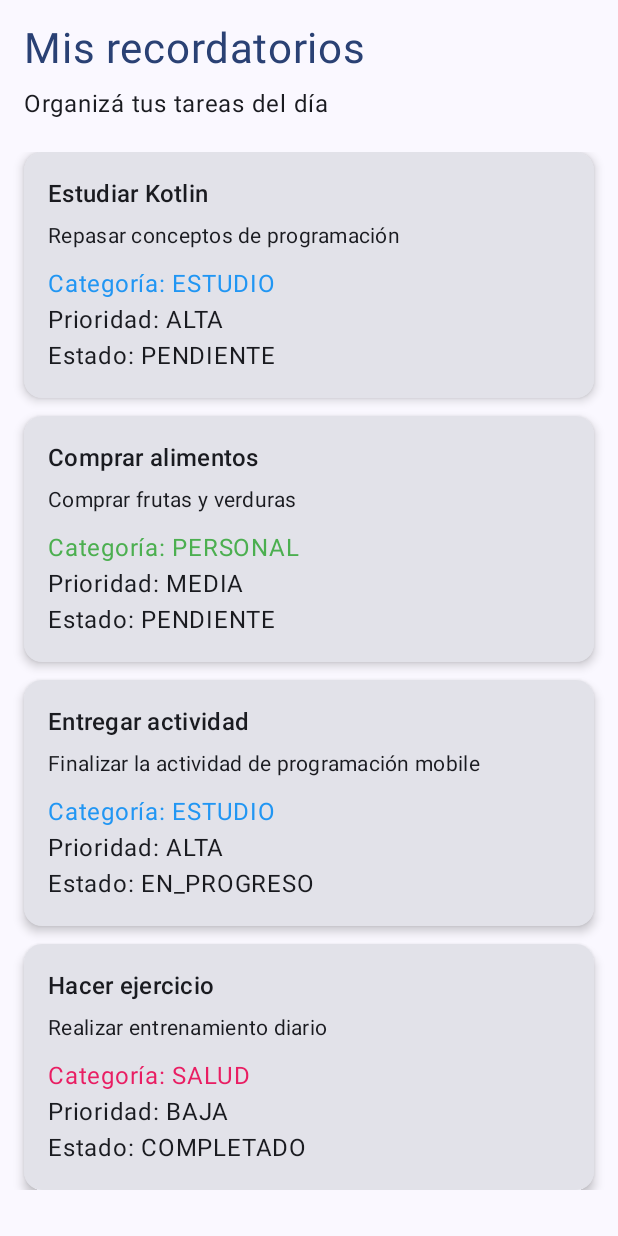
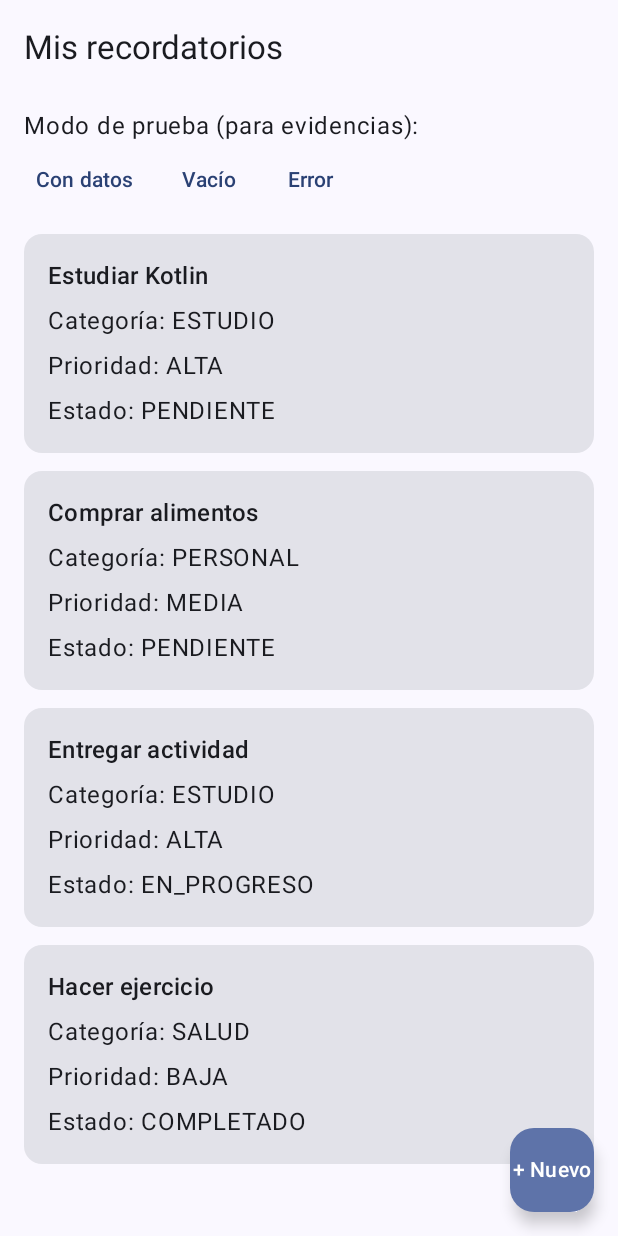
Before and after one commit to augustosantino252-bot/RecordatoriosApp, an Android app built with Jetpack Compose: the screen it shows after launch (MainActivity), on a phone screen of 412 x 824 dp. Run offline under Robolectric (Android 15) with nearby library versions, the phone set to English and light mode, and no system bars.

Commit message:
feat: completar actividad 2 programacion mobile

```diff
--- a/app/src/main/java/com/example/recordatoriosapp/MainActivity.kt
+++ b/app/src/main/java/com/example/recordatoriosapp/MainActivity.kt
@@ -1,111 +1,107 @@
-
 package com.example.recordatoriosapp
 
 import android.os.Bundle
 import androidx.activity.ComponentActivity
 import androidx.activity.compose.setContent
-import androidx.compose.foundation.background
-import androidx.compose.foundation.layout.*
-import androidx.compose.foundation.lazy.LazyColumn
-import androidx.compose.foundation.lazy.items
-import androidx.compose.foundation.shape.RoundedCornerShape
-import androidx.compose.material3.*
 import androidx.compose.runtime.Composable
-import androidx.compose.ui.Modifier
-import androidx.compose.ui.graphics.Color
-import androidx.compose.ui.unit.dp
-import androidx.compose.ui.unit.sp
-import com.example.recordatoriosapp.model.*
+import androidx.compose.runtime.LaunchedEffect
+import androidx.compose.runtime.remember
+import androidx.lifecycle.compose.collectAsStateWithLifecycle
+import androidx.lifecycle.viewmodel.compose.viewModel
+import androidx.lifecycle.viewmodel.initializer
+import androidx.lifecycle.viewmodel.viewModelFactory
+import androidx.navigation.NavType
+import androidx.navigation.compose.NavHost
+import androidx.navigation.compose.composable
+import androidx.navigation.compose.rememberNavController
+import androidx.navigation.navArgument
+import com.example.recordatoriosapp.presentation.CrearRecordatorioViewModel
+import com.example.recordatoriosapp.presentation.DetalleRecordatorioViewModel
+import com.example.recordatoriosapp.presentation.RecordatoriosViewModel
+import com.example.recordatoriosapp.presentation.screens.CrearRecordatorioScreen
+import com.example.recordatoriosapp.presentation.screens.DetalleScreen
+import com.example.recordatoriosapp.presentation.screens.ListadoScreen
+import com.example.recordatoriosapp.repository.InMemoryRecordatorioRepository
+import com.example.recordatoriosapp.repository.ModoDemostracion
 import com.example.recordatoriosapp.ui.theme.RecordatoriosAppTheme
 
 class MainActivity : ComponentActivity() {
     override fun onCreate(savedInstanceState: Bundle?) {
         super.onCreate(savedInstanceState)
         setContent {
-            RecordatoriosAppTheme {
-                PantallaRecordatorios()
-            }
+            RecordatoriosAppTheme { RecordatoriosAppNavegacion() }
         }
     }
 }
 
 @Composable
-fun PantallaRecordatorios() {
-    Scaffold(
-        modifier = Modifier.fillMaxSize()
-    ) { padding ->
-        Column(
-            modifier = Modifier
-                .fillMaxSize()
-                .padding(padding)
-                .padding(16.dp)
-        ) {
-            Text(
-                text = "Mis recordatorios",
-                fontSize = 28.sp,
-                color = MaterialTheme.colorScheme.primary
+private fun RecordatoriosAppNavegacion() {
+    val navController = rememberNavController()
+    val repository = remember { InMemoryRecordatorioRepository() }
+    val listadoViewModel: RecordatoriosViewModel = viewModel(
+        factory = viewModelFactory { initializer { RecordatoriosViewModel(repository) } }
+    )
+    NavHost(navController = navController, startDestination = "listado") {
+        composable("listado") {
+            val estado = listadoViewModel.uiState.collectAsStateWithLifecycle().value
+            ListadoScreen(
+                uiState = estado,
+                onCrearRecordatorio = { navController.navigate("crear") },
+                onRecordatorioClick = { id -> navController.navigate("detalle/$id") },
+                onReintentar = {
+                    repository.modoDemostracion = ModoDemostracion.NORMAL
+                    listadoViewModel.reintentar()
+                },
+                onSimularVacio = {
+                    repository.modoDemostracion = ModoDemostracion.VACIO
+                    listadoViewModel.cargarRecordatorios()
+                },
+                onSimularError = {
+                    repository.modoDemostracion = ModoDemostracion.ERROR
+                    listadoViewModel.cargarRecordatorios()
+                },
+                onRestaurarDatos = {
+                    repository.modoDemostracion = ModoDemostracion.NORMAL
+                    listadoViewModel.cargarRecordatorios()
+                }
             )
-
-            Spacer(modifier = Modifier.height(8.dp))
-
-            Text(
-                text = "Organizá tus tareas del día",
-                fontSize = 16.sp
+        }
+        composable("crear") {
+            val crearViewModel: CrearRecordatorioViewModel = viewModel(
+                factory = viewModelFactory { initializer { CrearRecordatorioViewModel(repository) } }
             )
-
-            Spacer(modifier = Modifier.height(20.dp))
-
-            LazyColumn(
-                verticalArrangement = Arrangement.spacedBy(12.dp)
-            ) {
-                items(DatosRecordatorios.recordatorios) { recordatorio ->
-                    TarjetaRecordatorio(recordatorio)
+            val estado = crearViewModel.uiState.collectAsStateWithLifecycle().value
+            LaunchedEffect(estado.guardadoExitoso) {
+                if (estado.guardadoExitoso) {
+                    repository.modoDemostracion = ModoDemostracion.NORMAL
+                    listadoViewModel.cargarRecordatorios()
+                    navController.popBackStack()
                 }
             }
+            CrearRecordatorioScreen(
+                uiState = estado,
+                onTituloChange = crearViewModel::cambiarTitulo,
+                onDescripcionChange = crearViewModel::cambiarDescripcion,
+                onCategoriaChange = crearViewModel::cambiarCategoria,
+                onPrioridadChange = crearViewModel::cambiarPrioridad,
+                onGuardar = crearViewModel::guardar,
+                onCancelar = { navController.popBackStack() }
+            )
         }
-    }
-}
-
-@Composable
-fun TarjetaRecordatorio(recordatorio: Recordatorio) {
-    val colorCategoria = Color(
-        DatosRecordatorios.coloresCategorias[recordatorio.categoria]
-            ?: 0xFF9E9E9E
-    )
-
-    Card(
-        modifier = Modifier.fillMaxWidth(),
-        shape = RoundedCornerShape(12.dp),
-        elevation = CardDefaults.cardElevation(defaultElevation = 4.dp)
-    ) {
-        Column(
-            modifier = Modifier.padding(16.dp)
-        ) {
-            Text(
-                text = recordatorio.titulo,
-                style = MaterialTheme.typography.titleMedium
+        composable(
+            route = "detalle/{id}",
+            arguments = listOf(navArgument("id") { type = NavType.IntType })
+        ) { entrada ->
+            val id = entrada.arguments?.getInt("id") ?: -1
+            val detalleViewModel: DetalleRecordatorioViewModel = viewModel(
+                factory = viewModelFactory { initializer { DetalleRecordatorioViewModel(repository) } }
             )
-
-            Spacer(modifier = Modifier.height(6.dp))
-
-            Text(
-                text = recordatorio.descripcion,
-                style = MaterialTheme.typography.bodyMedium
-            )
-
-            Spacer(modifier = Modifier.height(10.dp))
-
-            Text(
-                text = "Categoría: ${recordatorio.categoria}",
-                color = colorCategoria
-            )
-
-            Text(
-                text = "Prioridad: ${recordatorio.prioridad}"
-            )
-
-            Text(
-                text = "Estado: ${recordatorio.estado}"
+            val estado = detalleViewModel.uiState.collectAsStateWithLifecycle().value
+            LaunchedEffect(id) { detalleViewModel.cargar(id) }
+            DetalleScreen(
+                uiState = estado,
+                onVolver = { navController.popBackStack() },
+                onReintentar = { detalleViewModel.cargar(id) }
             )
         }
     }
--- a/app/src/main/java/com/example/recordatoriosapp/model/DatosRecordatorios.kt
+++ b/app/src/main/java/com/example/recordatoriosapp/model/DatosRecordatorios.kt
@@ -1,65 +1,20 @@
-
 package com.example.recordatoriosapp.model
 
 object DatosRecordatorios {
-
     val recordatorios = listOf(
-        Recordatorio(
-            1,
-            "Estudiar Kotlin",
-            "Repasar conceptos de programación",
-            Categoria.ESTUDIO,
-            Prioridad.ALTA,
-            Estado.PENDIENTE
-        ),
-        Recordatorio(
-            2,
-            "Comprar alimentos",
-            "Comprar frutas y verduras",
-            Categoria.PERSONAL,
-            Prioridad.MEDIA,
-            Estado.PENDIENTE
-        ),
-        Recordatorio(
-            3,
-            "Entregar actividad",
-            "Finalizar la actividad de programación mobile",
-            Categoria.ESTUDIO,
-            Prioridad.ALTA,
-            Estado.EN_PROGRESO
-        ),
-        Recordatorio(
-            4,
-            "Hacer ejercicio",
-            "Realizar entrenamiento diario",
-            Categoria.SALUD,
-            Prioridad.BAJA,
-            Estado.COMPLETADO
-        )
+        Recordatorio(1, "Estudiar Kotlin", "Repasar conceptos de programación", Categoria.ESTUDIO, Prioridad.ALTA, Estado.PENDIENTE),
+        Recordatorio(2, "Comprar alimentos", "Comprar frutas y verduras", Categoria.PERSONAL, Prioridad.MEDIA, Estado.PENDIENTE),
+        Recordatorio(3, "Entregar actividad", "Finalizar la actividad de programación mobile", Categoria.ESTUDIO, Prioridad.ALTA, Estado.EN_PROGRESO),
+        Recordatorio(4, "Hacer ejercicio", "Realizar entrenamiento diario", Categoria.SALUD, Prioridad.BAJA, Estado.COMPLETADO)
     )
-
-    // Set: obtiene categorías sin repetir
-    val categorias: Set<Categoria> =
-        recordatorios.map { it.categoria }.toSet()
-
-    // Map: asocia cada categoría con un color
+    val categorias: Set<Categoria> = recordatorios.map { it.categoria }.toSet()
     val coloresCategorias: Map<Categoria, Long> = mapOf(
         Categoria.ESTUDIO to 0xFF2196F3,
         Categoria.TRABAJO to 0xFFFF9800,
         Categoria.PERSONAL to 0xFF4CAF50,
         Categoria.SALUD to 0xFFE91E63
     )
-
-    // Agrupa los recordatorios por categoría
     val agrupados = recordatorios.groupBy { it.categoria }
-
-    // Filtra recordatorios pendientes
-    val pendientes = recordatorios.filter {
-        it.estado == Estado.PENDIENTE
-    }
-
-    // Filtra recordatorios de prioridad alta
-    val prioridadAlta = recordatorios.filter {
-        it.prioridad == Prioridad.ALTA
-    }
+    val pendientes = recordatorios.filter { it.estado == Estado.PENDIENTE }
+    val prioridadAlta = recordatorios.filter { it.prioridad == Prioridad.ALTA }
 }
--- /dev/null
+++ b/app/src/main/java/com/example/recordatoriosapp/presentation/RecordatoriosUiState.kt
@@ -0,0 +1,10 @@
+package com.example.recordatoriosapp.presentation
+
+import com.example.recordatoriosapp.model.Recordatorio
+
+sealed interface RecordatoriosUiState {
+    data object Cargando : RecordatoriosUiState
+    data object Vacio : RecordatoriosUiState
+    data class ConDatos(val recordatorios: List<Recordatorio>) : RecordatoriosUiState
+    data class Error(val mensaje: String) : RecordatoriosUiState
+}
--- /dev/null
+++ b/app/src/main/java/com/example/recordatoriosapp/presentation/RecordatoriosViewModel.kt
@@ -0,0 +1,32 @@
+package com.example.recordatoriosapp.presentation
+
+import androidx.lifecycle.ViewModel
+import androidx.lifecycle.viewModelScope
+import com.example.recordatoriosapp.repository.RecordatorioRepository
+import kotlinx.coroutines.CancellationException
+import kotlinx.coroutines.flow.MutableStateFlow
+import kotlinx.coroutines.flow.StateFlow
+import kotlinx.coroutines.launch
+
+class RecordatoriosViewModel(private val repository: RecordatorioRepository) : ViewModel() {
+    private val _uiState = MutableStateFlow<RecordatoriosUiState>(RecordatoriosUiState.Cargando)
+    val uiState: StateFlow<RecordatoriosUiState> = _uiState
+
+    init { cargarRecordatorios() }
+
+    fun cargarRecordatorios() {
+        viewModelScope.launch {
+            _uiState.value = RecordatoriosUiState.Cargando
+            try {
+                val items = repository.obtenerTodos()
+                _uiState.value = if (items.isEmpty()) RecordatoriosUiState.Vacio else RecordatoriosUiState.ConDatos(items)
+            } catch (e: CancellationException) {
+                throw e
+            } catch (e: Exception) {
+                _uiState.value = RecordatoriosUiState.Error(e.message ?: "No se pudieron cargar los recordatorios")
+            }
+        }
+    }
+
+    fun reintentar() = cargarRecordatorios()
+}
--- /dev/null
+++ b/app/src/main/java/com/example/recordatoriosapp/presentation/screens/ListadoScreen.kt
@@ -0,0 +1,104 @@
+package com.example.recordatoriosapp.presentation.screens
+
+import androidx.compose.foundation.clickable
+import androidx.compose.foundation.horizontalScroll
+import androidx.compose.foundation.rememberScrollState
+import androidx.compose.foundation.layout.*
+import androidx.compose.foundation.lazy.LazyColumn
+import androidx.compose.foundation.lazy.items
+import androidx.compose.material3.*
+import androidx.compose.runtime.Composable
+import androidx.compose.ui.Alignment
+import androidx.compose.ui.Modifier
+import androidx.compose.ui.unit.dp
+import com.example.recordatoriosapp.model.Recordatorio
+import com.example.recordatoriosapp.presentation.RecordatoriosUiState
+
+@OptIn(ExperimentalMaterial3Api::class)
+@Composable
+fun ListadoScreen(
+    uiState: RecordatoriosUiState,
+    onCrearRecordatorio: () -> Unit,
+    onRecordatorioClick: (Int) -> Unit,
+    onReintentar: () -> Unit,
+    onSimularVacio: () -> Unit,
+    onSimularError: () -> Unit,
+    onRestaurarDatos: () -> Unit,
+    modifier: Modifier = Modifier
+) {
+    Scaffold(
+        modifier = modifier,
+        topBar = { TopAppBar(title = { Text("Mis recordatorios") }) },
+        floatingActionButton = {
+            FloatingActionButton(onClick = onCrearRecordatorio) { Text("+ Nuevo") }
+        }
+    ) { innerPadding ->
+        Column(modifier = Modifier.fillMaxSize().padding(innerPadding)) {
+            Text("Modo de prueba (para evidencias):", modifier = Modifier.padding(start = 16.dp, top = 8.dp))
+            Row(
+                modifier = Modifier.fillMaxWidth().horizontalScroll(rememberScrollState()).padding(horizontal = 12.dp),
+                horizontalArrangement = Arrangement.spacedBy(8.dp)
+            ) {
+                TextButton(onClick = onRestaurarDatos) { Text("Con datos") }
+                TextButton(onClick = onSimularVacio) { Text("Vacío") }
+                TextButton(onClick = onSimularError) { Text("Error") }
+            }
+            when (uiState) {
+                RecordatoriosUiState.Cargando -> EstadoMensaje("Cargando recordatorios...", cargando = true)
+                RecordatoriosUiState.Vacio -> EstadoMensaje(
+                    "Todavía no existen recordatorios.",
+                    textoBoton = "Crear recordatorio", onAccion = onCrearRecordatorio
+                )
+                is RecordatoriosUiState.Error -> EstadoMensaje(
+                    uiState.mensaje, textoBoton = "Reintentar", onAccion = onReintentar
+                )
+                is RecordatoriosUiState.ConDatos -> LazyColumn(
+                    modifier = Modifier.fillMaxSize(),
+                    contentPadding = PaddingValues(start = 16.dp, end = 16.dp, top = 12.dp, bottom = 88.dp),
+                    verticalArrangement = Arrangement.spacedBy(12.dp)
+                ) {
+                    items(uiState.recordatorios, key = { it.id }) { recordatorio ->
+                        RecordatorioCard(recordatorio, onClick = { onRecordatorioClick(recordatorio.id) })
+                    }
+                }
+            }
+        }
+    }
+}
+
+@Composable
+fun RecordatorioCard(recordatorio: Recordatorio, onClick: () -> Unit, modifier: Modifier = Modifier) {
+    Card(modifier = modifier.fillMaxWidth().clickable(onClick = onClick)) {
+        Column(modifier = Modifier.padding(16.dp), verticalArrangement = Arrangement.spacedBy(6.dp)) {
+            Text(recordatorio.titulo, style = MaterialTheme.typography.titleMedium)
+            Text("Categoría: ${recordatorio.categoria}")
+            Text("Prioridad: ${recordatorio.prioridad}")
+            Text("Estado: ${recordatorio.estado}")
+        }
+    }
+}
+
+@Composable
+fun EstadoMensaje(
+    mensaje: String,
+    modifier: Modifier = Modifier,
+    textoBoton: String? = null,
+    onAccion: () -> Unit = {},
+    cargando: Boolean = false
+) {
+    Column(
+        modifier = modifier.fillMaxSize().padding(24.dp),
+        verticalArrangement = Arrangement.Center,
+        horizontalAlignment = Alignment.CenterHorizontally
+    ) {
+        if (cargando) {
+            CircularProgressIndicator()
+            Spacer(Modifier.height(16.dp))
+        }
+        Text(mensaje, style = MaterialTheme.typography.bodyLarge)
+        if (textoBoton != null) {
+            Spacer(Modifier.height(16.dp))
+            Button(onClick = onAccion) { Text(textoBoton) }
+        }
+    }
+}
--- /dev/null
+++ b/app/src/main/java/com/example/recordatoriosapp/repository/InMemoryRecordatorioRepository.kt
@@ -0,0 +1,36 @@
+package com.example.recordatoriosapp.repository
+
+import com.example.recordatoriosapp.model.DatosRecordatorios
+import com.example.recordatoriosapp.model.Recordatorio
+import kotlinx.coroutines.delay
+
+enum class ModoDemostracion { NORMAL, VACIO, ERROR }
+
+class InMemoryRecordatorioRepository : RecordatorioRepository {
+    private val recordatorios = DatosRecordatorios.recordatorios.toMutableList()
+    var modoDemostracion: ModoDemostracion = ModoDemostracion.NORMAL
+
+    override suspend fun obtenerTodos(): List<Recordatorio> {
+        delay(500)
+        return when (modoDemostracion) {
+            ModoDemostracion.NORMAL -> recordatorios.toList()
+            ModoDemostracion.VACIO -> emptyList()
+            ModoDemostracion.ERROR -> throw IllegalStateException("Error simulado al cargar recordatorios")
+        }
+    }
+
+    override suspend fun obtenerPorId(id: Int): Recordatorio? {
+        delay(200)
+        return recordatorios.find { it.id == id }
+    }
+
+    override suspend fun guardar(recordatorio: Recordatorio): Boolean {
+        delay(800)
+        if (modoDemostracion == ModoDemostracion.ERROR) {
+            throw IllegalStateException("Error simulado al guardar el recordatorio")
+        }
+        if (recordatorios.any { it.id == recordatorio.id }) return false
+        recordatorios.add(recordatorio)
+        return true
+    }
+}
--- /dev/null
+++ b/app/src/main/java/com/example/recordatoriosapp/repository/RecordatorioRepository.kt
@@ -0,0 +1,9 @@
+package com.example.recordatoriosapp.repository
+
+import com.example.recordatoriosapp.model.Recordatorio
+
+interface RecordatorioRepository {
+    suspend fun obtenerTodos(): List<Recordatorio>
+    suspend fun obtenerPorId(id: Int): Recordatorio?
+    suspend fun guardar(recordatorio: Recordatorio): Boolean
+}
```
Also changed, not shown: app/build.gradle.kts (+25 -1 lines), app/src/main/java/com/example/recordatoriosapp/model/Recordatorio.kt (+3 -19 lines), app/src/main/java/com/example/recordatoriosapp/presentation/CrearRecordatorioUiState.kt (added, +35 -0 lines), app/src/main/java/com/example/recordatoriosapp/presentation/CrearRecordatorioViewModel.kt (added, +57 -0 lines), app/src/main/java/com/example/recordatoriosapp/presentation/DetalleRecordatorioViewModel.kt (added, +39 -0 lines), app/src/main/java/com/example/recordatoriosapp/presentation/screens/CrearRecordatorioScreen.kt (added, +99 -0 lines), app/src/main/java/com/example/recordatoriosapp/presentation/screens/DetalleScreen.kt (added, +46 -0 lines), gradle/libs.versions.toml (+8 -0 lines).
